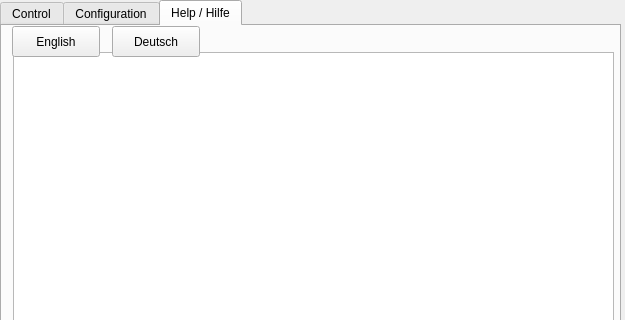
Old version of the form picocosmo/CosmoGui.ui in the repository GuenterQuast/picoCosmo; both pictures show x 0 to 625 and y 0 to 320 of the 625 by 744 pixel window.
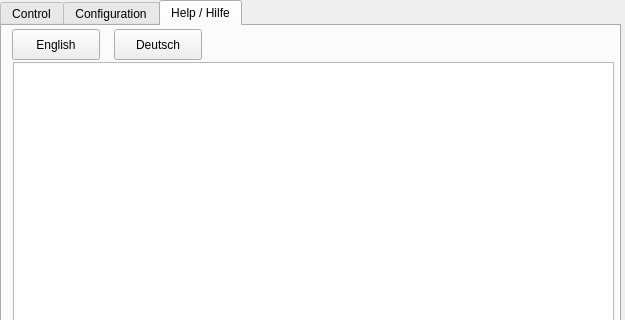
New version of the form. The open tabs and pages were chosen to show the change. Icons and pictures are not drawn.

```diff
--- a/picocosmo/CosmoGui.ui
+++ b/picocosmo/CosmoGui.ui
@@ -492,9 +492,9 @@
       <property name="geometry">
        <rect>
         <x>11</x>
-        <y>26</y>
+        <y>36</y>
         <width>601</width>
-        <height>621</height>
+        <height>611</height>
        </rect>
       </property>
       <property name="undoRedoEnabled">
@@ -511,7 +511,7 @@
       <property name="geometry">
        <rect>
         <x>10</x>
-        <y>0</y>
+        <y>3</y>
         <width>88</width>
         <height>31</height>
        </rect>
@@ -527,8 +527,8 @@
      <widget class="QPushButton" name="pB_Hilfe">
       <property name="geometry">
        <rect>
-        <x>110</x>
-        <y>0</y>
+        <x>112</x>
+        <y>3</y>
         <width>88</width>
         <height>31</height>
        </rect>
```
Left out of the diff: 2 changed lines with no effect on the pictures.
